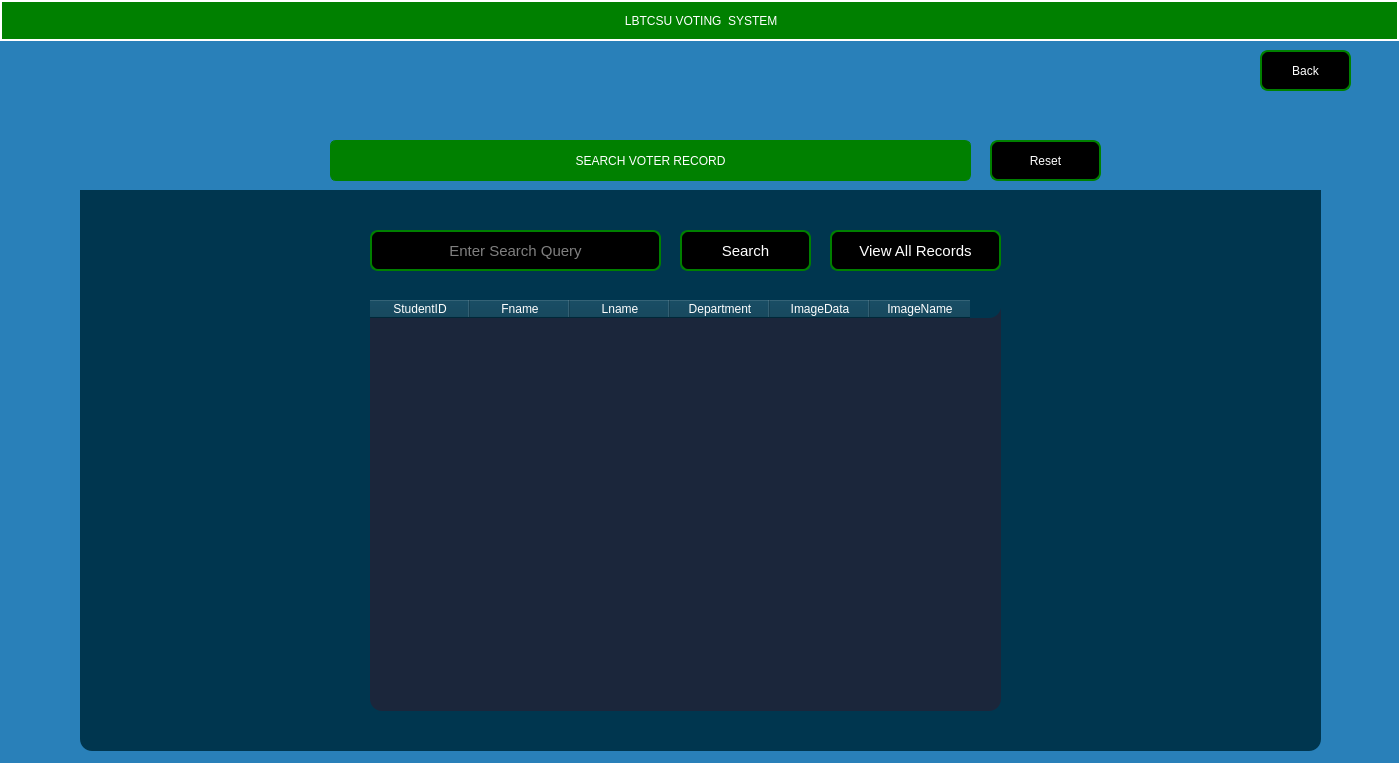
Above: voterrecords.ui from Rabsoninnora/LBTCSU before the change. Below: the same form after it.
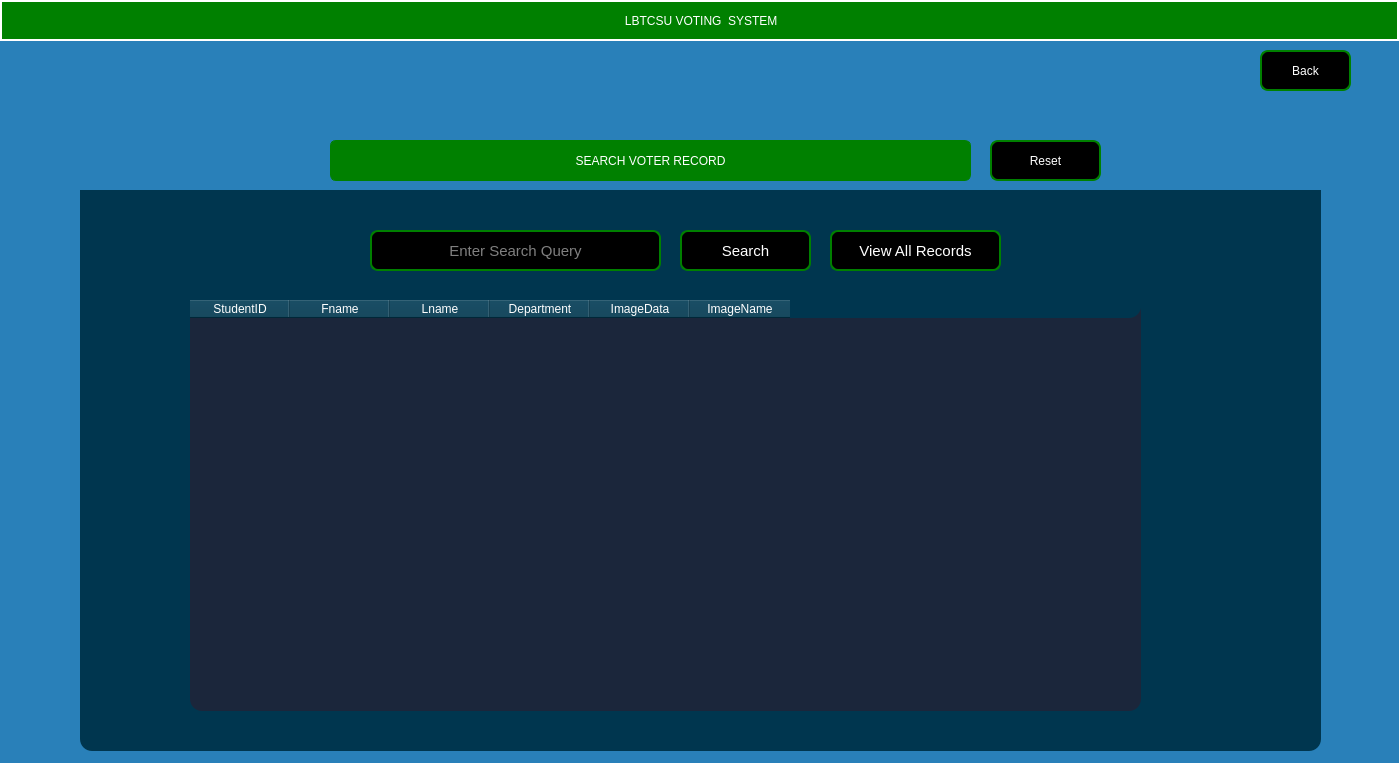
That is the form after the change. Icons and pictures are not drawn.

Diff of the .ui file:
```diff
--- a/voterrecords.ui
+++ b/voterrecords.ui
@@ -272,9 +272,9 @@
    <widget class="QTableWidget" name="tableWidget_2">
     <property name="geometry">
      <rect>
-      <x>290</x>
+      <x>110</x>
       <y>110</y>
-      <width>631</width>
+      <width>951</width>
       <height>411</height>
      </rect>
     </property>
```
